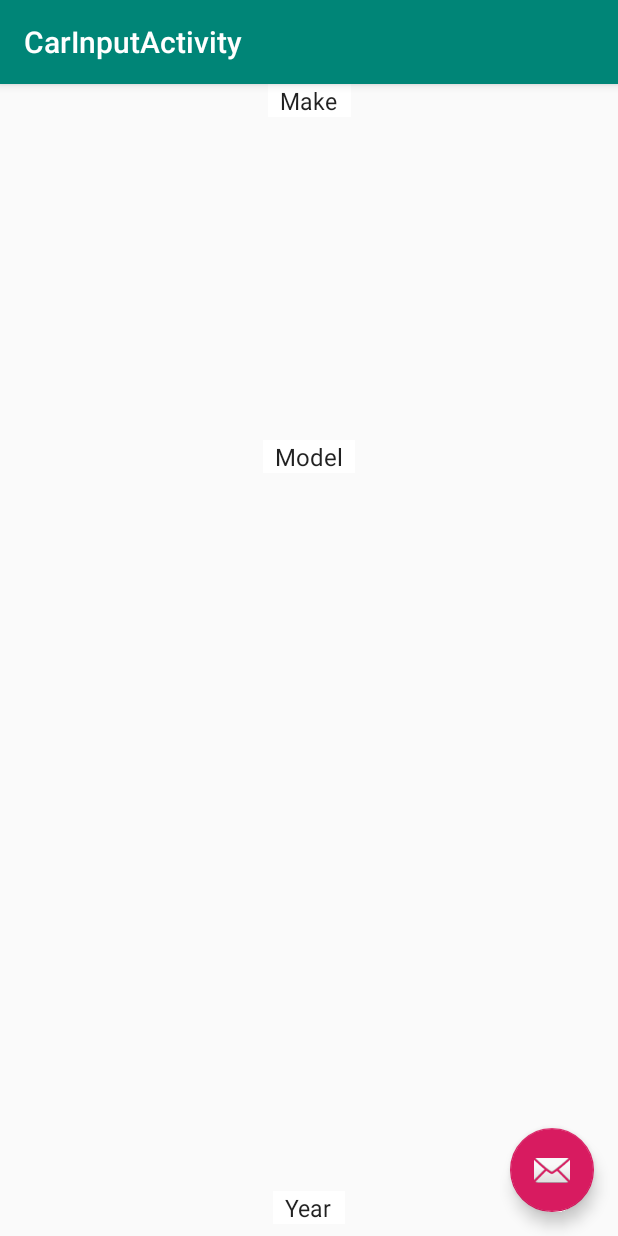
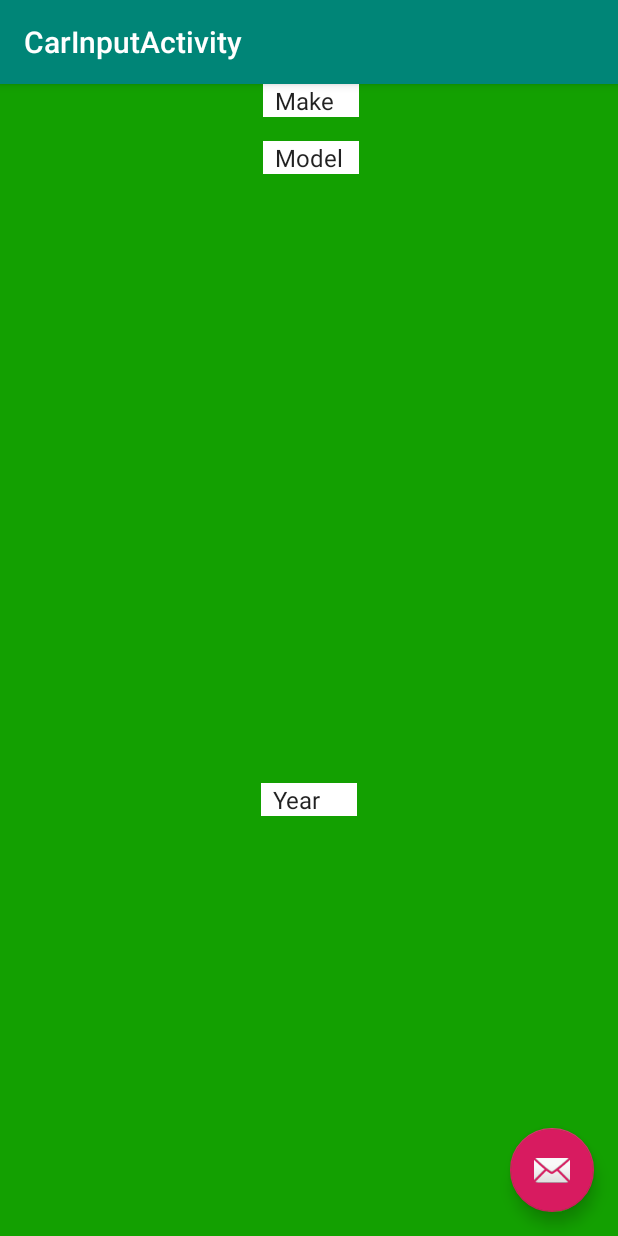
Before and after one commit to blabel3/e-mission, an Android app: the CarInputActivity screen opened directly, with no data from a screen before it, on a phone screen of 412 x 824 dp. Run offline under Robolectric (Android 15) with nearby library versions, the phone set to English and light mode, and no system bars.

Commit message:
size of dropdown buttons

```diff
--- a/app/src/main/res/layout/content_car_input.xml
+++ b/app/src/main/res/layout/content_car_input.xml
@@ -4,35 +4,58 @@
     xmlns:tools="http://schemas.android.com/tools"
     android:layout_width="match_parent"
     android:layout_height="match_parent"
+    android:background="#13A001"
     app:layout_behavior="@string/appbar_scrolling_view_behavior"
     tools:context=".CarInputActivity"
     tools:showIn="@layout/activity_car_input">
 
     <Spinner
-        android:layout_width="wrap_content"
-        android:layout_height="wrap_content" android:id="@+id/makeSpinner"
-        tools:layout_editor_absoluteY="162dp" android:entries="@array/make_array"
+        android:id="@+id/makeSpinner"
+        android:layout_width="64dp"
+        android:layout_height="wrap_content"
+        android:layout_marginStart="8dp"
+        android:layout_marginLeft="8dp"
+        android:layout_marginEnd="8dp"
+        android:layout_marginRight="8dp"
+        android:background="@color/dropDownBackground"
+        android:entries="@array/make_array"
         app:layout_constraintEnd_toEndOf="parent"
-        android:layout_marginEnd="8dp" android:layout_marginRight="8dp"
-        app:layout_constraintStart_toStartOf="parent" android:layout_marginLeft="8dp"
-        android:layout_marginStart="8dp" android:background="@color/dropDownBackground"/>
+        app:layout_constraintHorizontal_bias="0.504"
+        app:layout_constraintStart_toStartOf="parent"
+        tools:layout_editor_absoluteY="140dp" />
+
     <Spinner
-        android:layout_width="wrap_content"
-        android:layout_height="wrap_content" android:id="@+id/modelSpinner"
+        android:id="@+id/modelSpinner"
+        android:layout_width="64dp"
+        android:layout_height="wrap_content"
+        android:layout_marginStart="8dp"
+        android:layout_marginLeft="8dp"
+        android:layout_marginTop="16dp"
+        android:layout_marginEnd="8dp"
+        android:layout_marginRight="8dp"
+        android:layout_marginBottom="271dp"
+        android:background="@color/dropDownBackground"
         android:entries="@array/model_array"
-        app:layout_constraintStart_toStartOf="parent" android:layout_marginLeft="8dp"
-        android:layout_marginStart="8dp" android:background="@color/dropDownBackground"
-        app:layout_constraintEnd_toEndOf="parent" android:layout_marginEnd="8dp" android:layout_marginRight="8dp"
-        android:layout_marginTop="8dp" app:layout_constraintTop_toBottomOf="@+id/makeSpinner"
-        android:layout_marginBottom="271dp" app:layout_constraintBottom_toTopOf="@+id/yearSpinner"/>
+        app:layout_constraintBottom_toTopOf="@+id/yearSpinner"
+        app:layout_constraintEnd_toEndOf="parent"
+        app:layout_constraintHorizontal_bias="0.504"
+        app:layout_constraintStart_toStartOf="parent"
+        app:layout_constraintTop_toBottomOf="@+id/makeSpinner"
+        app:layout_constraintVertical_bias="0.0" />
+
     <Spinner
-        android:layout_width="wrap_content"
-        android:layout_height="wrap_content" android:id="@+id/yearSpinner"
+        android:id="@+id/yearSpinner"
+        android:layout_width="64dp"
+        android:layout_height="wrap_content"
+        android:layout_marginStart="8dp"
+        android:layout_marginLeft="8dp"
+        android:layout_marginEnd="8dp"
+        android:layout_marginRight="8dp"
+        android:layout_marginBottom="280dp"
+        android:background="@color/dropDownBackground"
         android:entries="@array/year_array"
-        app:layout_constraintStart_toStartOf="parent" android:layout_marginLeft="8dp"
-        android:layout_marginStart="8dp" android:background="@color/dropDownBackground"
-        app:layout_constraintEnd_toEndOf="parent" android:layout_marginEnd="8dp" android:layout_marginRight="8dp"
-        android:layout_marginBottom="8dp" app:layout_constraintBottom_toBottomOf="parent"
-        />
+        app:layout_constraintBottom_toBottomOf="parent"
+        app:layout_constraintEnd_toEndOf="parent"
+        app:layout_constraintStart_toStartOf="parent" />
 
 </android.support.constraint.ConstraintLayout>
```
